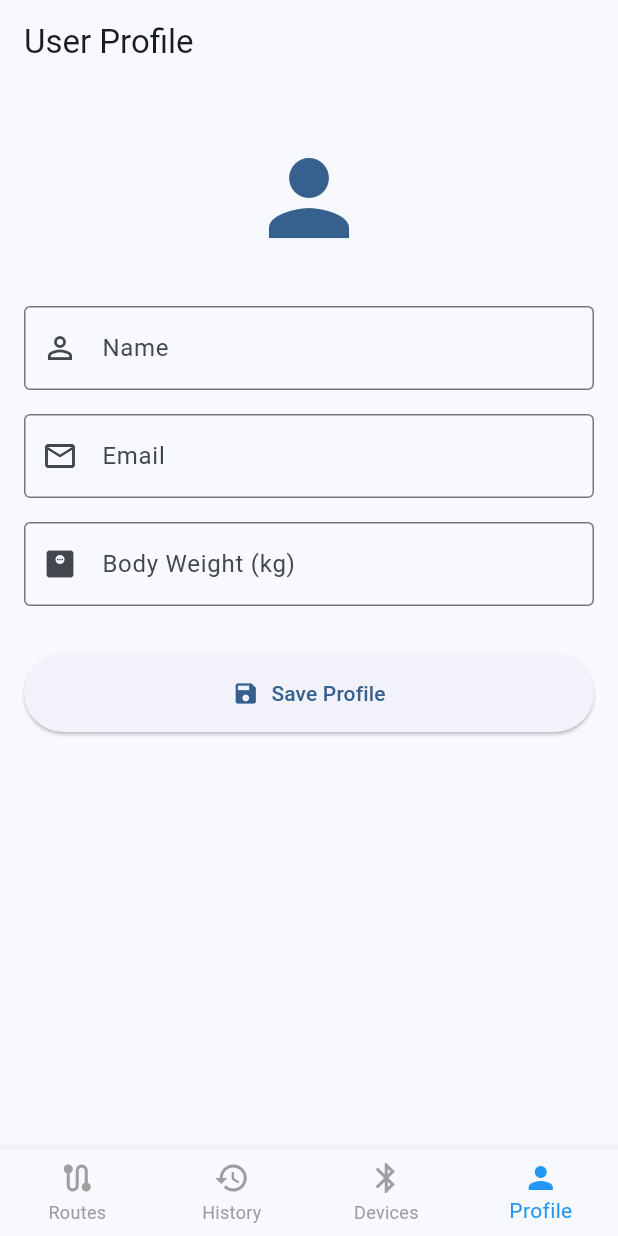
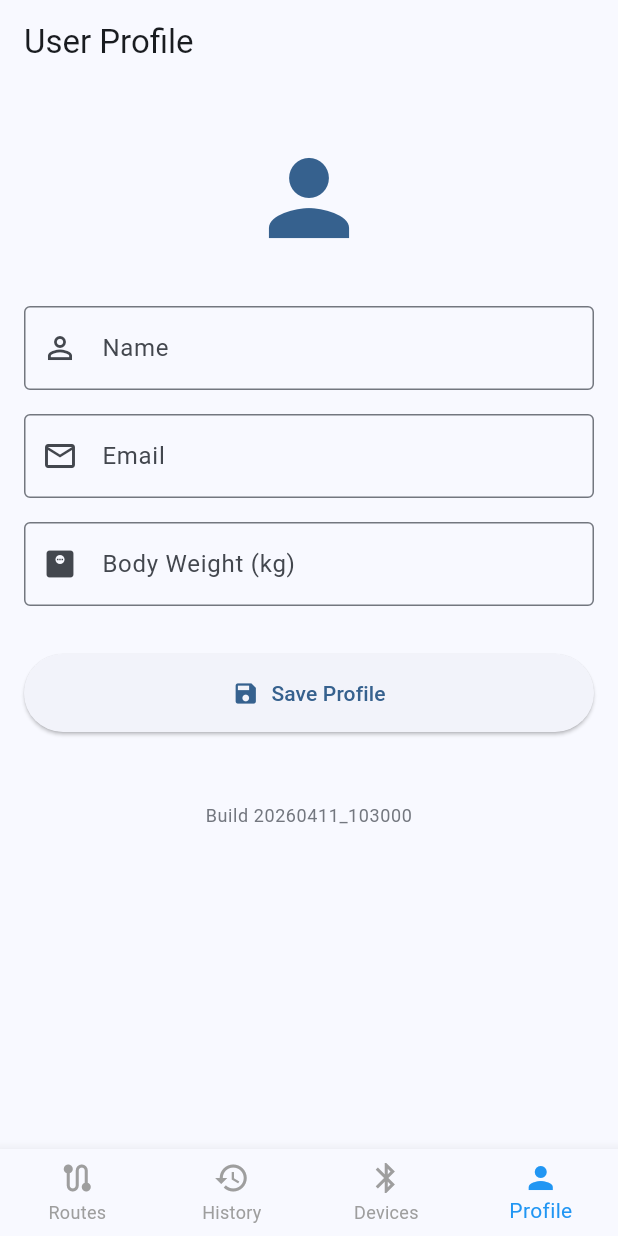
Before and after one commit to jackxuhong/free_ride, a Flutter app: the screen it shows after launch, on a phone screen of 412 x 824 dp. Run offline on Flutter 3.47's test engine with Material 3 defaults, Android fonts, the light colour scheme and no system bars; our stand-ins replace fl_chart, flutter_blue_plus, flutter_dotenv, flutter_map, geocoding, geolocator and 4 more; accounts and stored records are empty.

Commit message:
feat: Add CI and release workflows; implement build version utility

```diff
--- a/lib/screens/profile_screen.dart
+++ b/lib/screens/profile_screen.dart
@@ -1,6 +1,7 @@
 import 'package:flutter/material.dart';
 import 'package:free_ride/models/user_profile.dart';
 import 'package:free_ride/services/profile_service.dart';
+import 'package:free_ride/utils/build_version.dart';
 
 class ProfileScreen extends StatefulWidget {
   final VoidCallback? onProfileSaved;
@@ -176,6 +177,14 @@ class _ProfileScreenState extends State<ProfileScreen> {
                   padding: const EdgeInsets.all(16),
                 ),
               ),
+              const SizedBox(height: 48),
+              Text(
+                BuildVersion.version,
+                textAlign: TextAlign.center,
+                style: Theme.of(context).textTheme.bodySmall?.copyWith(
+                  color: Theme.of(context).colorScheme.outline,
+                ),
+              ),
             ],
           ),
         ),
--- /dev/null
+++ b/lib/utils/build_version.dart
@@ -0,0 +1,30 @@
+/// Provides the app build version string.
+///
+/// When built via the release workflow, `APP_VERSION` is passed via
+/// `--dart-define` and contains the git tag (e.g. "v1.0.2").
+/// For local builds, a timestamp is generated instead
+/// (e.g. "Build 20260411_110405").
+class BuildVersion {
+  BuildVersion._();
+
+  static const _appVersion = String.fromEnvironment('APP_VERSION');
+
+  static String get version {
+    if (_appVersion.isNotEmpty) {
+      return _appVersion;
+    }
+    return _localBuildTimestamp();
+  }
+
+  static String _localBuildTimestamp() {
+    final now = DateTime.now();
+    final stamp = '${now.year}'
+        '${now.month.toString().padLeft(2, '0')}'
+        '${now.day.toString().padLeft(2, '0')}'
+        '_'
+        '${now.hour.toString().padLeft(2, '0')}'
+        '${now.minute.toString().padLeft(2, '0')}'
+        '${now.second.toString().padLeft(2, '0')}';
+    return 'Build $stamp';
+  }
+}
```
Also changed, not shown: 2 other files.
